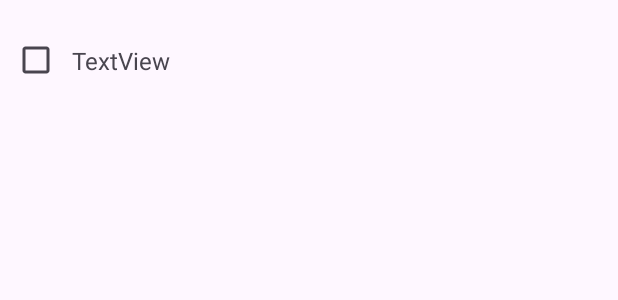
After one commit to coldDelight/android-todo-app, an Android app: the layout item_todo.xml on its own in the app's theme, with its tools: preview values and no code run, on a phone screen of 412 x 824 dp. The commit adds this screen. Shown: the top 300 px of the screen. Run offline under Robolectric (Android 15) with nearby library versions, the phone set to English and light mode, and no system bars.

Commit message:
list-view

```diff
--- a/app/build.gradle.kts
+++ b/app/build.gradle.kts
@@ -43,8 +43,8 @@ android {
 //        jvmTarget = "18"
         jvmTarget = JavaVersion.VERSION_18.toString()
     }
-    buildFeatures {
-        viewBinding = true
+    buildFeatures{
+        dataBinding = true
     }
 }
 
--- /dev/null
+++ b/app/src/main/res/layout/item_todo.xml
@@ -0,0 +1,34 @@
+<?xml version="1.0" encoding="utf-8"?>
+<layout xmlns:tools="http://schemas.android.com/tools"
+    xmlns:app="http://schemas.android.com/apk/res-auto"
+    xmlns:android="http://schemas.android.com/apk/res/android">
+
+    <data>
+
+    </data>
+
+    <androidx.constraintlayout.widget.ConstraintLayout
+        android:layout_width="match_parent"
+        android:layout_height="wrap_content">
+
+        <CheckBox
+            android:id="@+id/btn_todo"
+            android:layout_width="wrap_content"
+            android:layout_height="wrap_content"
+            android:layout_marginTop="16dp"
+            android:layout_marginBottom="16dp"
+            app:layout_constraintBottom_toBottomOf="parent"
+            app:layout_constraintStart_toStartOf="parent"
+            app:layout_constraintTop_toTopOf="parent" />
+
+        <TextView
+            android:id="@+id/tv_todo_item"
+            android:layout_width="wrap_content"
+            android:layout_height="wrap_content"
+            android:text="TextView"
+            android:textSize="16sp"
+            app:layout_constraintBottom_toBottomOf="@+id/btn_todo"
+            app:layout_constraintStart_toEndOf="@+id/btn_todo"
+            app:layout_constraintTop_toTopOf="@+id/btn_todo" />
+    </androidx.constraintlayout.widget.ConstraintLayout>
+</layout>
--- a/data/src/main/java/com/chan/data/local/entity/TodoEntity.kt
+++ b/data/src/main/java/com/chan/data/local/entity/TodoEntity.kt
@@ -10,7 +10,7 @@ data class TodoEntity(
     @ColumnInfo(name = "name") val name: String,
     @ColumnInfo(name = "date") val date: String,
     @ColumnInfo(name = "isDone") val isDone: Boolean,
-    @ColumnInfo(name = "order") val order: String,
+    @ColumnInfo(name = "order") val order: Int,
     @PrimaryKey(autoGenerate = true) val id: Int = 0,
 
 ) {
--- a/domain/src/main/java/com/chan/domain/model/DomainTodo.kt
+++ b/domain/src/main/java/com/chan/domain/model/DomainTodo.kt
@@ -1,9 +1,9 @@
 package com.chan.domain.model
 
 data class DomainTodo(
-    val id: Int,
     val name: String,
     val date: String,
     val isDone: Boolean,
-    val order: String,
+    val order: Int,
+    val id: Int=-1,
 )
```
Also changed, not shown: app/src/main/java/com/chan/todolist/FirstFragment.kt (+32 -0 lines), app/src/main/java/com/chan/todolist/MainActivity.kt (+0 -7 lines), app/src/main/java/com/chan/todolist/adapter/TodoAdapter.kt (added, +51 -0 lines), app/src/main/java/com/chan/todolist/viewmodel/TodoViewModel.kt (+10 -7 lines), app/src/main/res/layout/activity_main.xml (+10 -3 lines), app/src/main/res/layout/fragment_first.xml (+13 -6 lines).
